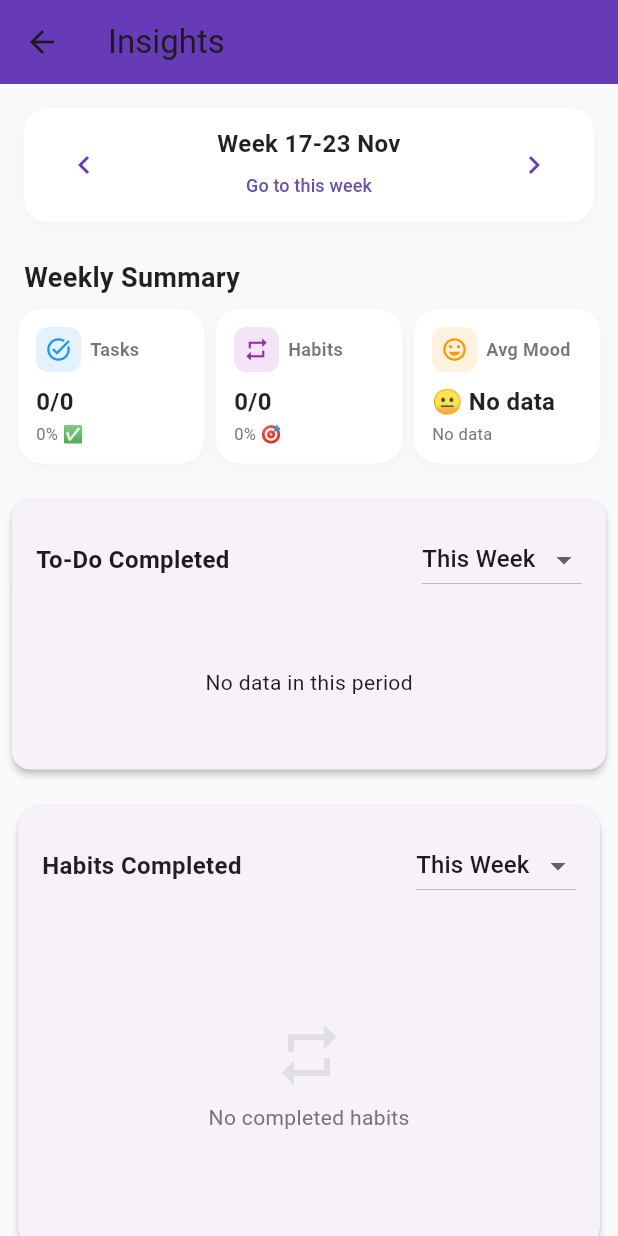
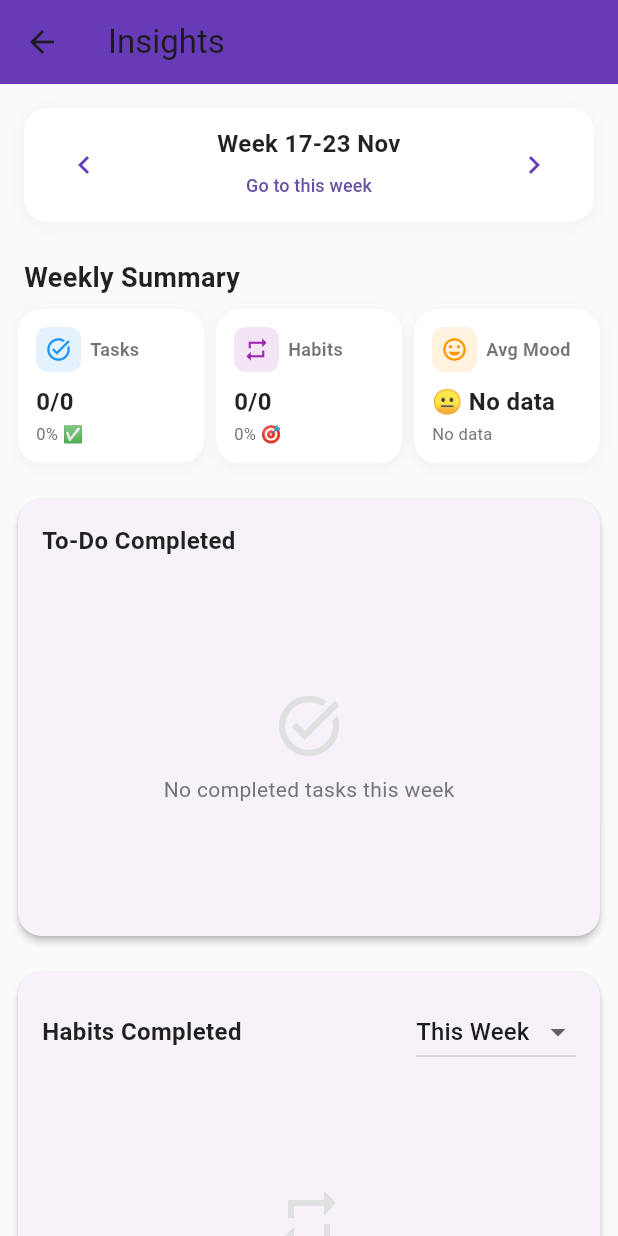
Before and after one commit to tranght0o/my_productivity_app, a Flutter app: the InsightScreen screen opened directly, after a tap on the "chevron left" icon, on a phone screen of 412 x 824 dp. Run offline on Flutter 3.47's test engine with Material 3 defaults, Android fonts, the phone set to English and light mode, and no system bars; our stand-ins replace cloud_firestore, firebase_auth, firebase_core, fl_chart, month_picker_dialog, table_calendar; accounts and stored records are empty.

Commit message:
Bar chart showing completed todos for each day of the week

```diff
--- a/lib/screens/insight/widgets/todo_chart.dart
+++ b/lib/screens/insight/widgets/todo_chart.dart
@@ -2,11 +2,13 @@ import 'package:flutter/material.dart';
 import 'package:fl_chart/fl_chart.dart';
 import '../../../services/todo_service.dart';
 import '../../../models/todo_model.dart';
-import '../../../utils/date_range_helper.dart';
-import 'time_range_dropdown.dart';
 
+/// Bar chart showing completed todos for each day of the week
+/// Displays Monday to Sunday with completion count
 class TodoChart extends StatefulWidget {
-  const TodoChart({super.key});
+  final DateTime selectedWeek; // Any date in the target week
+
+  const TodoChart({super.key, required this.selectedWeek});
 
   @override
   State<TodoChart> createState() => _TodoChartState();
@@ -14,8 +16,8 @@ class TodoChart extends StatefulWidget {
 
 class _TodoChartState extends State<TodoChart> {
   final _todoService = TodoService();
-  TimeRange _selectedRange = TimeRange.thisWeek;
   List<Todo> _todos = [];
+  bool _loading = true;
 
   @override
   void initState() {
@@ -23,16 +25,40 @@ class _TodoChartState extends State<TodoChart> {
     _loadData();
   }
 
+  @override
+  void didUpdateWidget(TodoChart oldWidget) {
+    super.didUpdateWidget(oldWidget);
+    // Reload when week changes
+    if (oldWidget.selectedWeek != widget.selectedWeek) {
+      _loadData();
+    }
+  }
+
+  /// Get Monday of the week
+  DateTime _getMonday(DateTime date) {
+    final daysFromMonday = date.weekday - DateTime.monday;
+    return DateTime(date.year, date.month, date.day - daysFromMonday);
+  }
+
+  /// Load todos for the selected week
   Future<void> _loadData() async {
+    setState(() => _loading = true);
+
     try {
-      final range = DateRangeHelper.getRange(_selectedRange);
-      final start = range['start']!;
-      final end = range['end']!;
+      final monday = _getMonday(widget.selectedWeek);
+      final sunday = monday.add(const Duration(days: 6, hours: 23, minutes: 59));
 
-      final todos = await _todoService.getTodosBetween(start, end);
-      setState(() => _todos = todos);
+      final todos = await _todoService.getTodosBetween(monday, sunday);
+
+      if (mounted) {
+        setState(() {
+          _todos = todos;
+          _loading = false;
+        });
+      }
     } catch (e) {
       if (mounted) {
+        setState(() => _loading = false);
         ScaffoldMessenger.of(context).showSnackBar(
           SnackBar(content: Text('Failed to load chart data: $e')),
         );
@@ -40,63 +66,99 @@ class _TodoChartState extends State<TodoChart> {
     }
   }
 
+  /// Group completed todos by day of week
+  Map<String, int> _groupByDay() {
+    final monday = _getMonday(widget.selectedWeek);
+
+    // Initialize all 7 days with 0
+    final Map<String, int> grouped = {
+      for (int i = 0; i < 7; i++)
+        _formatDate(monday.add(Duration(days: i))): 0,
+    };
+
+    // Count completed todos for each day
+    for (var todo in _todos) {
+      if (!todo.done) continue; // Only count completed todos
+
+      final dateKey = _formatDate(todo.date);
+      if (grouped.containsKey(dateKey)) {
+        grouped[dateKey] = grouped[dateKey]! + 1;
+      }
+    }
+
+    return grouped;
+  }
+
+  /// Format date as "YYYY-MM-DD"
+  String _formatDate(DateTime date) {
+    final year = date.year.toString();
+    final month = date.month.toString().padLeft(2, '0');
+    final day = date.day.toString().padLeft(2, '0');
+    return '$year-$month-$day';
+  }
+
+  /// Get day label (Mon, Tue, etc.)
+  String _getDayLabel(DateTime date) {
+    const days = ['Mon', 'Tue', 'Wed', 'Thu', 'Fri', 'Sat', 'Sun'];
+    return days[date.weekday - 1];
+  }
+
   @override
   Widget build(BuildContext context) {
-    final range = DateRangeHelper.getRange(_selectedRange);
-    final start = range['start']!;
-    final end = range['end']!;
-    final groupUnit = DateRangeHelper.getGroupUnit(_selectedRange, start, end);
-
-    final filtered = _todos.where((t) {
-      if (!t.done) return false;
-      final date = DateTime(t.date.year, t.date.month, t.date.day);
-      final s = DateTime(start.year, start.month, start.day);
-      final e = DateTime(end.year, end.month, end.day);
-      return !date.isBefore(s) && !date.isAfter(e);
-    }).toList();
-
-    final Map<String, int> grouped = {};
-    for (var t in filtered) {
-      final date = DateTime(t.date.year, t.date.month, t.date.day);
-      final key = DateRangeHelper.makeGroupKey(date, groupUnit);
-      grouped[key] = (grouped[key] ?? 0) + 1;
+    if (_loading) {
+      return Card(
+        margin: const EdgeInsets.symmetric(horizontal: 12, vertical: 8),
+        child: Container(
+          height: 280,
+          alignment: Alignment.center,
+          child: const CircularProgressIndicator(),
+        ),
+      );
     }
 
-    final sorted = Map.fromEntries(
-      grouped.entries.toList()..sort((a, b) => a.key.compareTo(b.key)),
-    );
+    final grouped = _groupByDay();
+    final monday = _getMonday(widget.selectedWeek);
+
+    // Check if there's any completed todos
+    final hasData = grouped.values.any((count) => count > 0);
 
     return Card(
-      margin: const EdgeInsets.all(8),
+      margin: const EdgeInsets.symmetric(horizontal: 12, vertical: 8),
       elevation: 2,
-      shape: RoundedRectangleBorder(borderRadius: BorderRadius.circular(12)),
+      shape: RoundedRectangleBorder(borderRadius: BorderRadius.circular(16)),
       child: Padding(
         padding: const EdgeInsets.all(16),
         child: Column(
           crossAxisAlignment: CrossAxisAlignment.start,
           children: [
-            Row(
-              mainAxisAlignment: MainAxisAlignment.spaceBetween,
-              children: [
-                const Text(
-                  "To-Do Completed",
-                  style: TextStyle(fontSize: 16, fontWeight: FontWeight.bold),
-                ),
-                TimeRangeDropdown(
-                  selected: _selectedRange,
-                  onChanged: (r) {
-                    setState(() => _selectedRange = r);
-                    _loadData();
-                  },
-                ),
-              ],
+            // Chart title
+            const Text(
+              "To-Do Completed",
+              style: TextStyle(
+                fontSize: 16,
+                fontWeight: FontWeight.bold,
+                color: Colors.black87,
+              ),
             ),
             const SizedBox(height: 16),
-            sorted.isEmpty
-                ? const Center(
-                    child: Padding(
-                      padding: EdgeInsets.all(32.0),
-                      child: Text("No data in this period"),
+
+            // Chart or empty state
+            !hasData
+                ? Container(
+                    height: 220,
+                    alignment: Alignment.center,
+                    child: Column(
+                      mainAxisAlignment: MainAxisAlignment.center,
+                      children: [
+                        Icon(Icons.task_alt,
+                            size: 48,
+                            color: Colors.grey.shade300),
+                        const SizedBox(height: 8),
+                        Text(
+                          "No completed tasks this week",
+                          style: TextStyle(color: Colors.grey.shade600),
+                        ),
+                      ],
                     ),
                   )
                 : SizedBox(
@@ -105,67 +167,109 @@ class _TodoChartState extends State<TodoChart> {
                       BarChartData(
                         minY: 0,
                         borderData: FlBorderData(show: false),
-                        gridData: FlGridData(show: false),
+                        gridData: FlGridData(
+                          show: true,
+                          drawVerticalLine: false,
+                          horizontalInterval: 1,
+                          getDrawingHorizontalLine: (value) {
+                            return FlLine(
+                              color: Colors.grey.shade200,
+                              strokeWidth: 1,
+                            );
+                          },
+                        ),
                         titlesData: FlTitlesData(
+                          // Bottom titles (day names)
                           bottomTitles: AxisTitles(
                             sideTitles: SideTitles(
                               showTitles: true,
-                              reservedSize: 22,
+                              reservedSize: 28,
                               getTitlesWidget: (value, meta) {
                                 final index = value.toInt();
-                                if (index < 0 || index >= sorted.length)
+                                if (index < 0 || index >= 7) {
                                   return const SizedBox();
-                                final key = sorted.keys.elementAt(index);
-                                return Text(
-                                  DateRangeHelper.formatLabel(key, groupUnit),
-                                  style: const TextStyle(
-                                      fontSize: 10, color: Colors.grey),
+                                }
+                                final date = monday.add(Duration(days: index));
+                                return Padding(
+                                  padding: const EdgeInsets.only(top: 8),
+                                  child: Text(
+                                    _getDayLabel(date),
+                                    style: TextStyle(
+                                      fontSize: 11,
+                                      color: Colors.grey.shade600,
+                                      fontWeight: FontWeight.w500,
+                                    ),
+                                  ),
                                 );
                               },
                             ),
                           ),
+                          // Left titles (count)
                           leftTitles: AxisTitles(
                             sideTitles: SideTitles(
                               showTitles: true,
                               interval: 1,
+                              reservedSize: 32,
                               getTitlesWidget: (value, meta) => Text(
                                 value.toInt().toString(),
-                                style: const TextStyle(
-                                    fontSize: 10, color: Colors.grey),
+                                style: TextStyle(
+                                  fontSize: 11,
+                                  color: Colors.grey.shade600,
+                                ),
                               ),
                             ),
                           ),
                           topTitles: AxisTitles(
-                              sideTitles: SideTitles(showTitles: false)),
+                            sideTitles: SideTitles(showTitles: false),
+                          ),
                           rightTitles: AxisTitles(
-                              sideTitles: SideTitles(showTitles: false)),
+                            sideTitles: SideTitles(showTitles: false),
+                          ),
                         ),
-                        barGroups: sorted.entries
-                            .toList()
-                            .asMap()
-                            .entries
-                            .map((entry) {
-                          final xIndex = entry.key;
-                          final e = entry.value;
+                        // Bar groups (one for each day)
+                        barGroups: List.generate(7, (index) {
+                          final date = monday.add(Duration(days: index));
+                          final dateKey = _formatDate(date);
+                          final count = grouped[dateKey] ?? 0;
+
                           return BarChartGroupData(
-                            x: xIndex,
+                            x: index,
                             barRods: [
                               BarChartRodData(
-                                toY: e.value.toDouble(),
-                                width: 16,
-                                borderRadius: BorderRadius.circular(6),
+                                toY: count.toDouble(),
+                                width: 20,
+                                borderRadius: const BorderRadius.only(
+                                  topLeft: Radius.circular(6),
+                                  topRight: Radius.circular(6),
+                                ),
                                 gradient: const LinearGradient(
                                   colors: [
-                                    Color(0xFFD1C4E9),
-                                    Color(0xFF7E57C2)
+                                    Color(0xFFD1C4E9), // Light purple
+                                    Color(0xFF7E57C2), // Deep purple
                                   ],
                                   begin: Alignment.bottomCenter,
                                   end: Alignment.topCenter,
                                 ),
-                              )
+                              ),
                             ],
                           );
-                        }).toList(),
+                        }),
+                        // Touch interaction
+                        barTouchData: BarTouchData(
+                          touchTooltipData: BarTouchTooltipData(
+                            getTooltipColor: (_) => Colors.deepPurple,
+                            getTooltipItem: (group, groupIndex, rod, rodIndex) {
+                              final date = monday.add(Duration(days: groupIndex));
+                              return BarTooltipItem(
+                                '${rod.toY.toInt()} tasks\n${_getDayLabel(date)}',
+                                const TextStyle(
+                                  color: Colors.white,
+                                  fontWeight: FontWeight.bold,
+                                ),
+                              );
+                            },
+                          ),
+                        ),
                       ),
                     ),
                   ),
```
